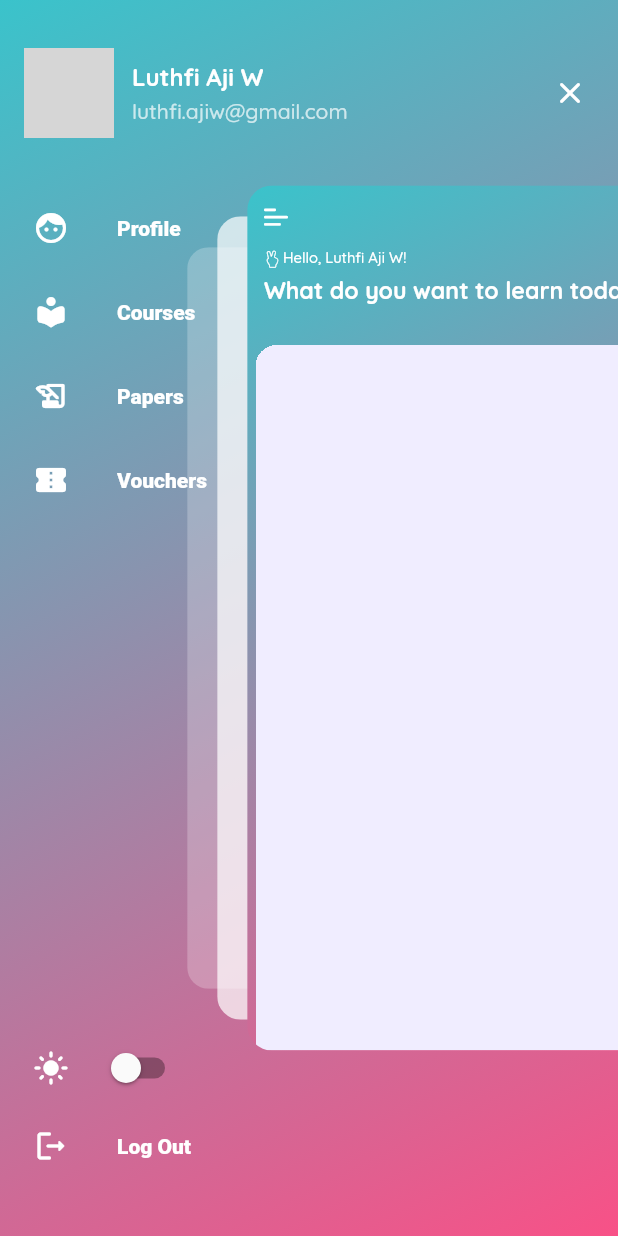
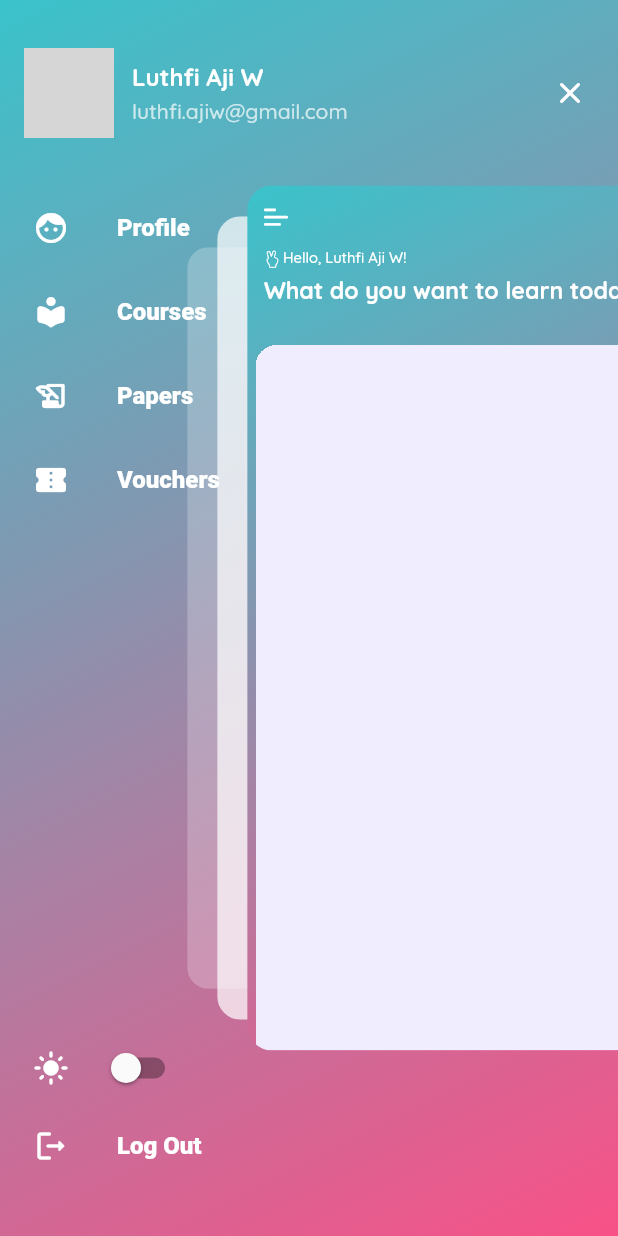
Before and after one commit to luthfiajiw/la-classroom, a Flutter app: the HomeScreen screen opened by its route, after a tap on an icon or button, on a phone screen of 412 x 824 dp. Run offline on Flutter 3.47's test engine with Material 2 defaults, Android fonts, the phone set to English and light mode, and no system bars; drawn by our look-alikes of flutter_zoom_drawer; our stand-ins replace cached_network_image, cloud_firestore, firebase_core, firebase_storage, google_fonts, responsive_builder; accounts and stored records are empty; network calls fail; project files that could hold a hidden picture were left out; grey boxes are pictures that could not be loaded.

Commit message:
adjust icon size

```diff
--- a/lib/screens/menu_screen.dart
+++ b/lib/screens/menu_screen.dart
@@ -75,9 +75,10 @@ class MenuScreen extends StatelessWidget {
                           clipBehavior: Clip.hardEdge,
                           child: IconButton(
                             onPressed: onClose,
-                            icon: const Icon(
+                            icon: Icon(
                               Icons.close_rounded,
                               color: Colors.white,
+                              size: getValueForScreenType(context: context, mobile: 24, tablet: 26),
                             ),
                           ),
                         )
@@ -97,13 +98,14 @@ class MenuScreen extends StatelessWidget {
                           leading: Icon(
                             menu.icon,
                             color: Colors.white,
+                            size: getValueForScreenType(context: context, mobile: 24, tablet: 26),
                           ),
                           title: Text(
                             menu.name,
                             style: TextStyle(
                               color: Colors.white,
                               fontWeight: FontWeight.w800,
-                              fontSize: getValueForScreenType(context: context, mobile: 14, tablet: 16)
+                              fontSize: getValueForScreenType(context: context, mobile: 16, tablet: 18)
                             ),
                           ),
                         ),
@@ -124,6 +126,7 @@ class MenuScreen extends StatelessWidget {
                             Icon(
                               UIParameters.isDarkMode(context) ? Icons.dark_mode_rounded : Icons.light_mode_rounded,
                               color: Colors.white,
+                              size: getValueForScreenType(context: context, mobile: 24, tablet: 26),
                             ),
                             const SizedBox(width: 18,),
                             Switch(
@@ -141,16 +144,17 @@ class MenuScreen extends StatelessWidget {
                     child: ListTile(
                       onTap: () {},
                       contentPadding: const EdgeInsets.symmetric(horizontal: 22, vertical: 0),
-                      leading: const Icon(
+                      leading: Icon(
                         Icons.logout_rounded,
                         color: Colors.white,
+                        size: getValueForScreenType(context: context, mobile: 24, tablet: 26),
                       ),
                       title: Text(
                         "Log Out",
                         style: TextStyle(
                           color: Colors.white,
                           fontWeight: FontWeight.w800,
-                          fontSize: getValueForScreenType(context: context, mobile: 14, tablet: 16)
+                          fontSize: getValueForScreenType(context: context, mobile: 16, tablet: 18)
                         ),
                       ),
                     ),
```
